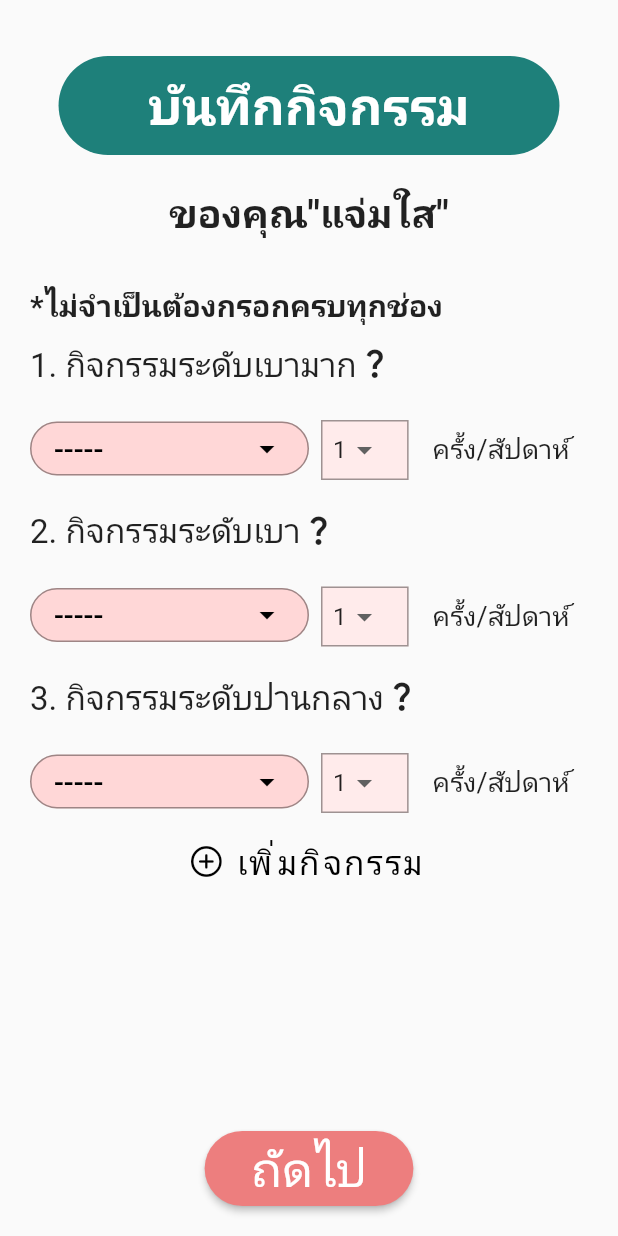
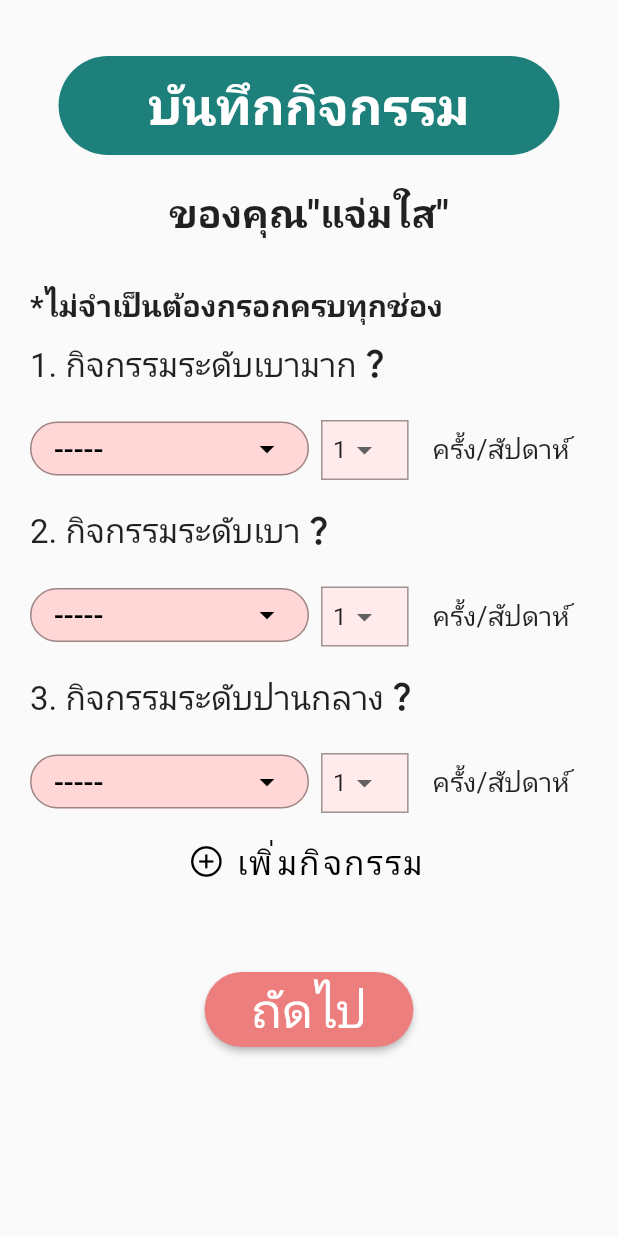
Before and after one commit to AINutritionProject/KinDeeUDee, a Flutter app: the ActivityForm screen opened directly with empty values, on a phone screen of 412 x 824 dp. Run offline on Flutter 3.47's test engine with Material 2 defaults, Android fonts, the phone set to English and light mode, and no system bars; our stand-ins replace camera, cloud_firestore, csv, dotted_border, firebase_auth, firebase_core and 6 more; missing offline and left inert: dart:ffi; accounts and stored records are empty.

Commit message:
change next page button to normal button
sorry boom :(

```diff
--- a/lib/pages/information/activity_form.dart
+++ b/lib/pages/information/activity_form.dart
@@ -57,37 +57,37 @@ class _ActivityFormState extends State<ActivityForm> {
                   ),
                 ),
               ),
-              Padding(
-                padding: const EdgeInsets.only(left: 8, right: 8, bottom: 20),
-                child: Row(
-                  mainAxisAlignment: MainAxisAlignment.center,
-                  children: [
-                    ElevatedButton(
-                      style: ButtonStyle(
-                          backgroundColor:
-                              const MaterialStatePropertyAll(Color(0xFFED7E7E)),
-                          shape:
-                              MaterialStateProperty.all(RoundedRectangleBorder(
-                            borderRadius: BorderRadius.circular(30),
-                          ))),
-                      onPressed: () {
-                        setState(() {
-                          Navigator.of(context).push(MaterialPageRoute(
-                              builder: (context) => const ActivityResult()));
-                        });
-                      },
-                      child: const Padding(
-                        padding:
-                            EdgeInsets.symmetric(vertical: 3, horizontal: 15),
-                        child: Text(
-                          "ถัดไป",
-                          style: TextStyle(fontSize: 32),
-                        ),
-                      ),
-                    ),
-                  ],
-                ),
-              )
+              // Padding(
+              //   padding: const EdgeInsets.only(left: 8, right: 8, bottom: 20),
+              //   child: Row(
+              //     mainAxisAlignment: MainAxisAlignment.center,
+              //     children: [
+              //       ElevatedButton(
+              //         style: ButtonStyle(
+              //             backgroundColor:
+              //                 const MaterialStatePropertyAll(Color(0xFFED7E7E)),
+              //             shape:
+              //                 MaterialStateProperty.all(RoundedRectangleBorder(
+              //               borderRadius: BorderRadius.circular(30),
+              //             ))),
+              //         onPressed: () {
+              //           setState(() {
+              //             Navigator.of(context).push(MaterialPageRoute(
+              //                 builder: (context) => const ActivityResult()));
+              //           });
+              //         },
+              //         child: const Padding(
+              //           padding:
+              //               EdgeInsets.symmetric(vertical: 3, horizontal: 15),
+              //           child: Text(
+              //             "ถัดไป",
+              //             style: TextStyle(fontSize: 32),
+              //           ),
+              //         ),
+              //       ),
+              //     ],
+              //   ),
+              // ),
             ]),
           );
         }),
@@ -461,6 +461,40 @@ class _ActivityFormBodyState extends State<ActivityFormBody> {
               ),
             ),
           ),
+          Padding(
+            padding:
+                const EdgeInsets.only(left: 8, right: 8, bottom: 20, top: 50),
+            child: Row(
+              mainAxisAlignment: MainAxisAlignment.center,
+              children: [
+                ElevatedButton(
+                  style: ButtonStyle(
+                      backgroundColor:
+                          const MaterialStatePropertyAll(Color(0xFFED7E7E)),
+                      shape: MaterialStateProperty.all(RoundedRectangleBorder(
+                        borderRadius: BorderRadius.circular(30),
+                      ))),
+                  onPressed: () {
+                    setState(() {
+                      widget.user.extraLightActivities = extraLightActivities;
+                      widget.user.lightActivities = lightActivities;
+                      widget.user.mediumActivities = mediumActivities;
+                      widget.user.customActivities = customActivities;
+                      Navigator.of(context).push(MaterialPageRoute(
+                          builder: (context) => const ActivityResult()));
+                    });
+                  },
+                  child: const Padding(
+                    padding: EdgeInsets.symmetric(vertical: 3, horizontal: 15),
+                    child: Text(
+                      "ถัดไป",
+                      style: TextStyle(fontSize: 32),
+                    ),
+                  ),
+                ),
+              ],
+            ),
+          ),
         ],
       ),
     );
```
